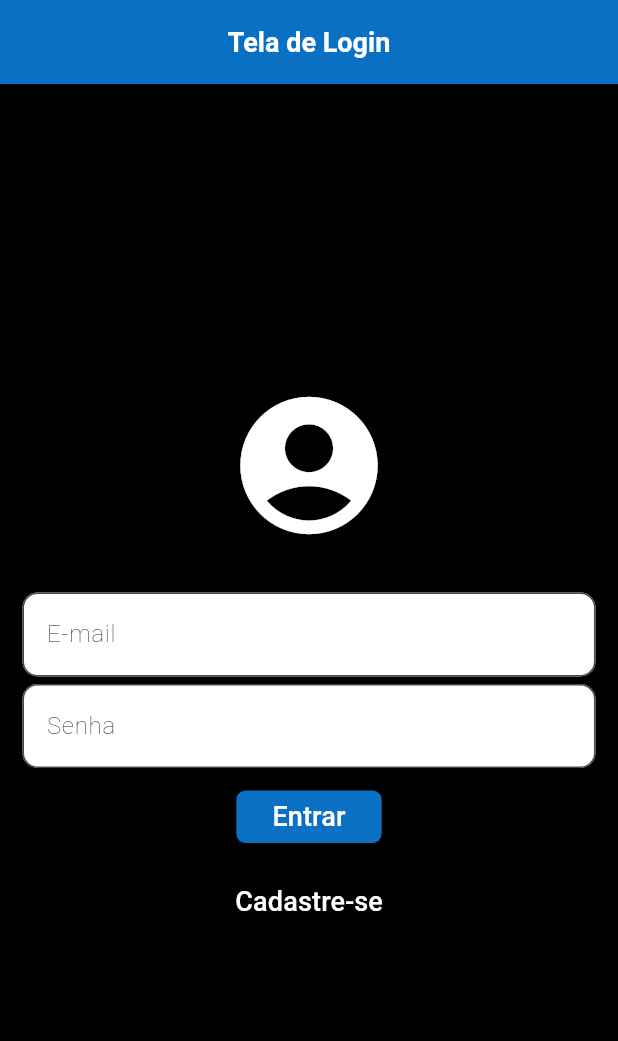
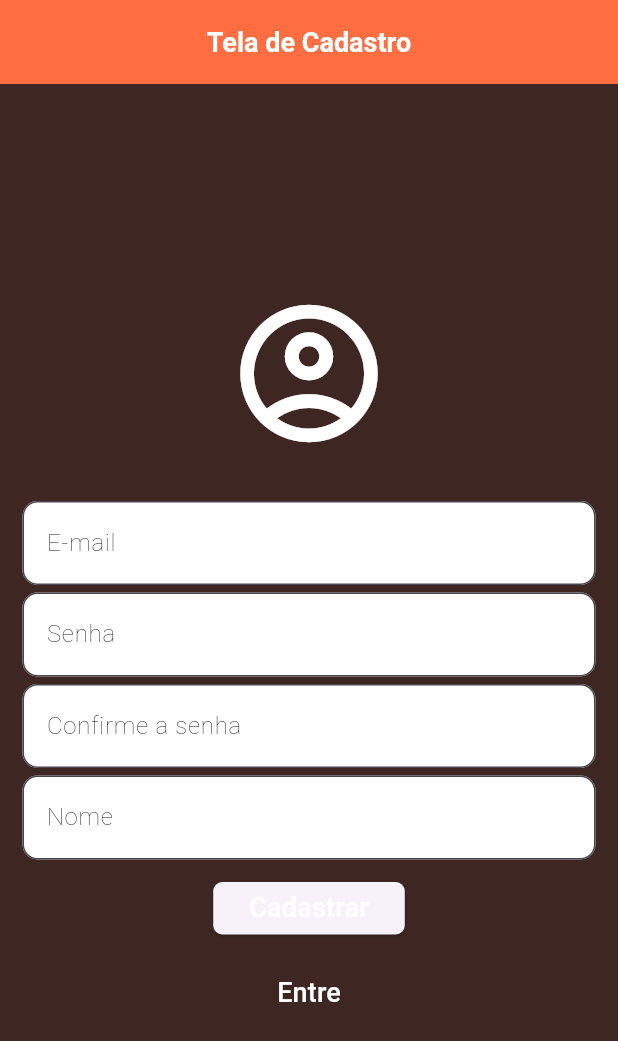
Before and after one commit to mcoutinho77/Dart, a Flutter app: the screen it shows after launch, after a tap on "Cadastre-se", on a phone screen of 412 x 824 dp. Shown: the top 1041 px of the screen. Run offline on Flutter 3.47's test engine with Material 3 defaults, Android fonts, the phone set to English and light mode, and no system bars; statements that could not run were skipped.

Commit message:
(final) tela parte 2

```diff
--- a/lib/main.dart
+++ b/lib/main.dart
@@ -17,16 +17,18 @@
 }
 
 class _LoginState extends State<Login> {
+  bool entrar = true;
+
   @override
   Widget build(BuildContext context) {
     return Scaffold(
-      backgroundColor: Colors.black,
+      backgroundColor: (entrar) ? Colors.black : Colors.brown[900],
       appBar: AppBar(
         centerTitle: true,
-        backgroundColor: const Color.fromARGB(255, 9, 112, 196),
+        backgroundColor: (entrar) ? Colors.red : Colors.deepOrangeAccent,
         title: const Text(
-          "Tela de Login",
-          style: TextStyle(
+          (entrar) ? "Tela de Login" : "Tela de Cadastro",
+          style: const TextStyle(
             color: Colors.white,
             fontSize: 18,
             fontWeight: FontWeight.w600,
@@ -40,7 +42,7 @@
             child: Column(
               children: [
                 const Icon(
-                  Icons.account_circle_rounded,
+                  (entrar) ? Icons.account_circle_rounded : Icons.account_circle_outlined,
                   color: Colors.white,
                   size: 110,
                 ),
@@ -87,6 +89,60 @@
                   ),
                   obscureText: true,
                 ),
+                Visibility(
+                  visible: !entrar,
+                  child : Column(children: [
+                      //////
+                      const SizedBox(height: 5),
+                      TextFormField(
+                        decoration: InputDecoration(
+                          hintText: "Confirme a senha",
+                          fillColor: Colors.white,
+                          filled: true,
+                          hintStyle: const TextStyle(
+                            color: Colors.black,
+                            fontWeight: FontWeight.w200,
+                            fontSize: 16,
+                          ),
+                          border: OutlineInputBorder(
+                            borderRadius: BorderRadius.circular(10),
+                          ),
+                        ),
+                        style: const TextStyle(
+                          color: Colors.black,
+                          fontWeight: FontWeight.w200,
+                          fontSize: 16,
+                        ),
+                        obscureText: true,
+                      ),
+
+                      /////
+                      const SizedBox(height: 5),
+                      TextFormField(
+                        decoration: InputDecoration(
+                          hintText: "Nome",
+                          fillColor: Colors.white,
+                          filled: true,
+                          hintStyle: const TextStyle(
+                            color: Colors.black,
+                            fontWeight: FontWeight.w200,
+                            fontSize: 16,
+                          ),
+                          border: OutlineInputBorder(
+                            borderRadius: BorderRadius.circular(10),
+                          ),
+                        ),
+                        style: const TextStyle(
+                          color: Colors.black,
+                          fontWeight: FontWeight.w200,
+                          fontSize: 16,
+                        ),
+                      ),
+
+                      /////
+                    ],
+                  ), //Column
+                ), //Visibility
                 Padding(
                   padding: const EdgeInsets.only(top: 15, bottom: 15),
                   child: SizedBox(
@@ -94,14 +150,13 @@
                     child: ElevatedButton(
                       onPressed: () {},
                       style: ElevatedButton.styleFrom(
-                          backgroundColor:
-                              const Color.fromARGB(255, 9, 112, 196),
+                          backgroundColor: (entrar) ? const Colors.red : Colors.deepOrangeAccent,
                           shape: RoundedRectangleBorder(
                             borderRadius: BorderRadius.circular(6),
                           )),
                       child: const Text(
-                        "Entrar",
-                        style: TextStyle(
+                        (entrar) ? "Entrar" : "Cadastrar",
+                        style: const TextStyle(
                           color: Colors.white,
                           fontSize: 18,
                         ),
@@ -110,10 +165,14 @@
                   ),
                 ),
                 TextButton(
-                  onPressed: () {},
+                  onPressed: () {
+                    setState(() {
+                      entrar = !entrar;
+                    });
+                  },
                   child: const Text(
-                    "Cadastre-se",
-                    style: TextStyle(
+                    (entrar)? "Cadastre-se" : "Entre",
+                    style: const TextStyle(
                       color: Colors.white,
                       fontSize: 18,
                     ),
```
